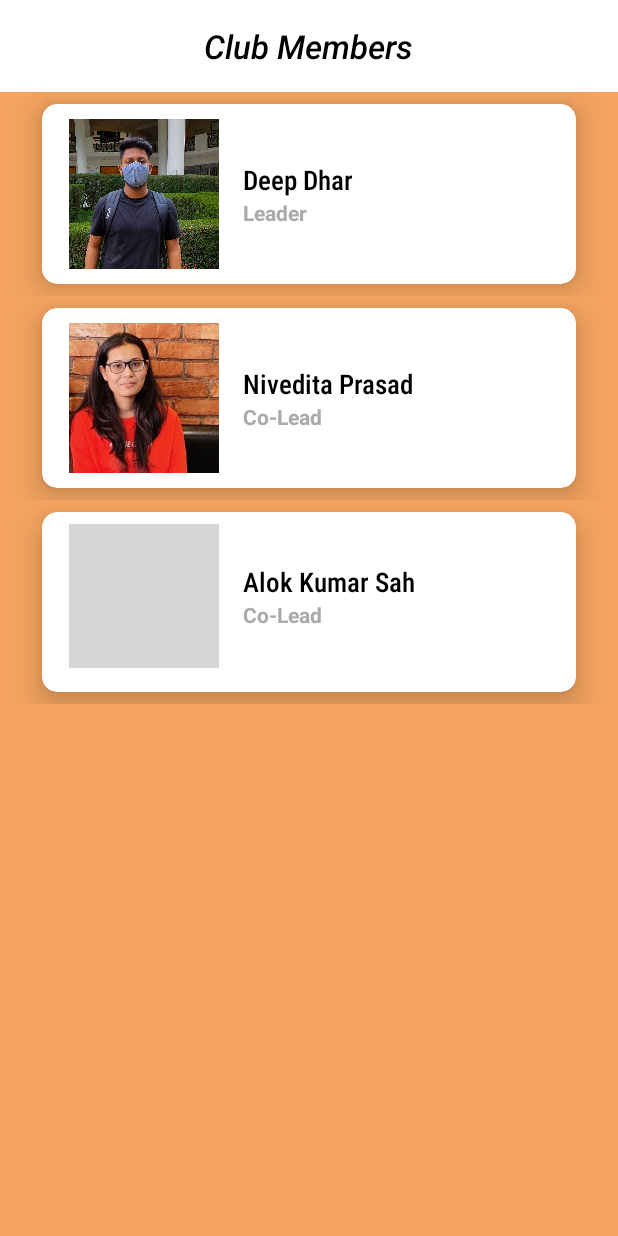
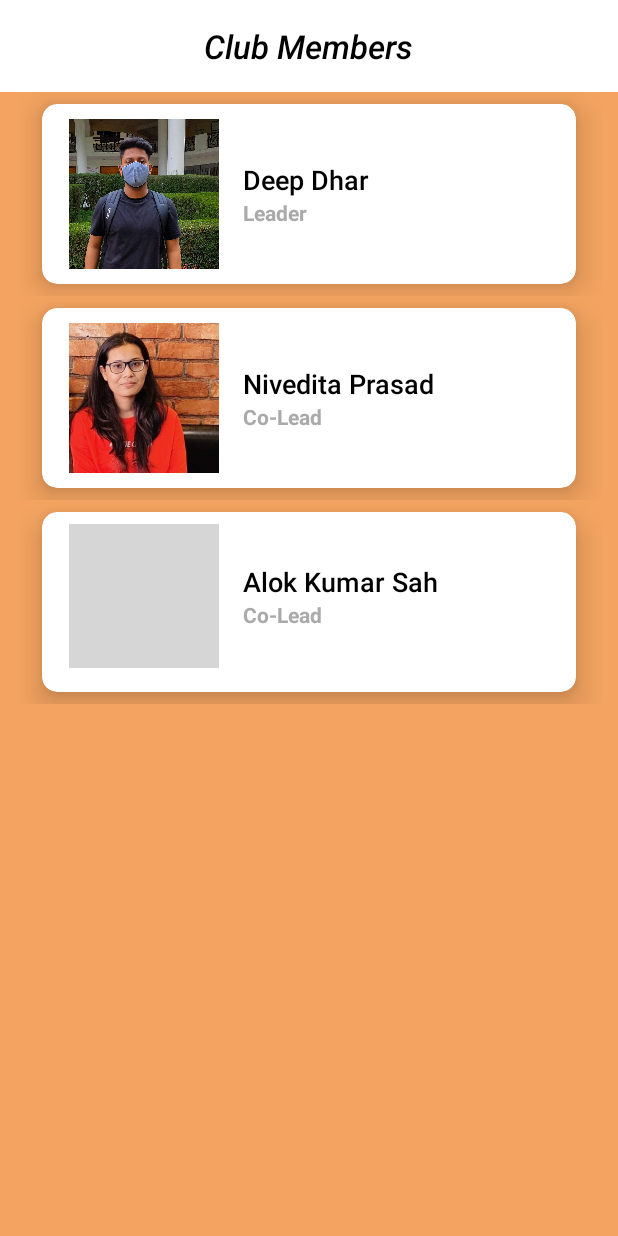
Before and after one commit to deepdhar/Hack-Club-App, an Android app: the MembersActivity screen opened directly, with no data from a screen before it, on a phone screen of 412 x 824 dp. Run offline under Robolectric (Android 15) with nearby library versions, the phone set to English and light mode, and no system bars; grey boxes are pictures that could not be loaded.

Commit message:
Update members_layout.xml

```diff
--- a/app/src/main/res/layout/members_layout.xml
+++ b/app/src/main/res/layout/members_layout.xml
@@ -45,7 +45,7 @@
                     android:layout_height="wrap_content"
                     android:text="Deep Dhar"
                     android:textSize="18sp"
-                    android:fontFamily="sans-serif-condensed-medium"
+                    android:fontFamily="sans-serif-medium"
                     android:textColor="@color/black"/>
 
                 <TextView
```
